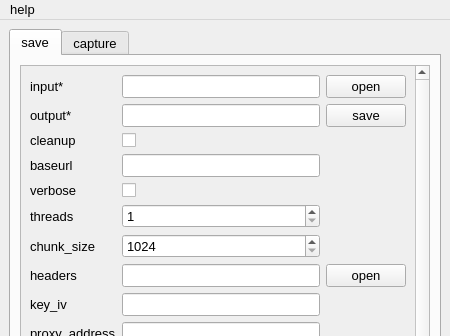
Above: vsdownload/vsdownload.ui from clitic/vsdownload before the change; both pictures show x 0 to 450 and y 0 to 336 of the 450 by 550 pixel window. Below: the same form after it.
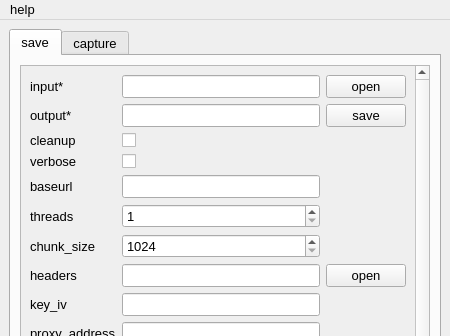
That is the form after the change.

Patch:
```diff
--- a/vsdownload/vsdownload.ui
+++ b/vsdownload/vsdownload.ui
@@ -92,22 +92,12 @@
                 </property>
                </widget>
               </item>
-              <item row="3" column="0">
-               <widget class="QLabel" name="baseurlLabel_save">
-                <property name="text">
-                 <string>baseurl</string>
-                </property>
-               </widget>
-              </item>
               <item row="0" column="1">
                <widget class="QLineEdit" name="inputLineEdit"/>
               </item>
               <item row="1" column="1">
                <widget class="QLineEdit" name="outputLineEdit_save"/>
               </item>
-              <item row="3" column="1">
-               <widget class="QLineEdit" name="baseurlLineEdit_save"/>
-              </item>
               <item row="2" column="1">
                <widget class="QCheckBox" name="cleanupCheckBox"/>
               </item>
@@ -118,13 +108,6 @@
                 </property>
                </widget>
               </item>
-              <item row="4" column="0">
-               <widget class="QLabel" name="verboseLabel">
-                <property name="text">
-                 <string>verbose</string>
-                </property>
-               </widget>
-              </item>
               <item row="6" column="0">
                <widget class="QLabel" name="chunk_sizeLabel">
                 <property name="text">
@@ -153,13 +136,6 @@
                 </property>
                </widget>
               </item>
-              <item row="4" column="1">
-               <widget class="QCheckBox" name="verboseCheckBox">
-                <property name="text">
-                 <string/>
-                </property>
-               </widget>
-              </item>
               <item row="6" column="1">
                <widget class="QSpinBox" name="chunk_sizeSpinBox">
                 <property name="minimum">
@@ -267,6 +243,30 @@
                 </property>
                </widget>
               </item>
+              <item row="3" column="1">
+               <widget class="QCheckBox" name="verboseCheckBox">
+                <property name="text">
+                 <string/>
+                </property>
+               </widget>
+              </item>
+              <item row="4" column="1">
+               <widget class="QLineEdit" name="baseurlLineEdit_save"/>
+              </item>
+              <item row="3" column="0">
+               <widget class="QLabel" name="verboseLabel">
+                <property name="text">
+                 <string>verbose</string>
+                </property>
+               </widget>
+              </item>
+              <item row="4" column="0">
+               <widget class="QLabel" name="baseurlLabel_save">
+                <property name="text">
+                 <string>baseurl</string>
+                </property>
+               </widget>
+              </item>
              </layout>
             </item>
             <item>
```
Left out of the diff: 4 changed lines with no effect on the pictures.
